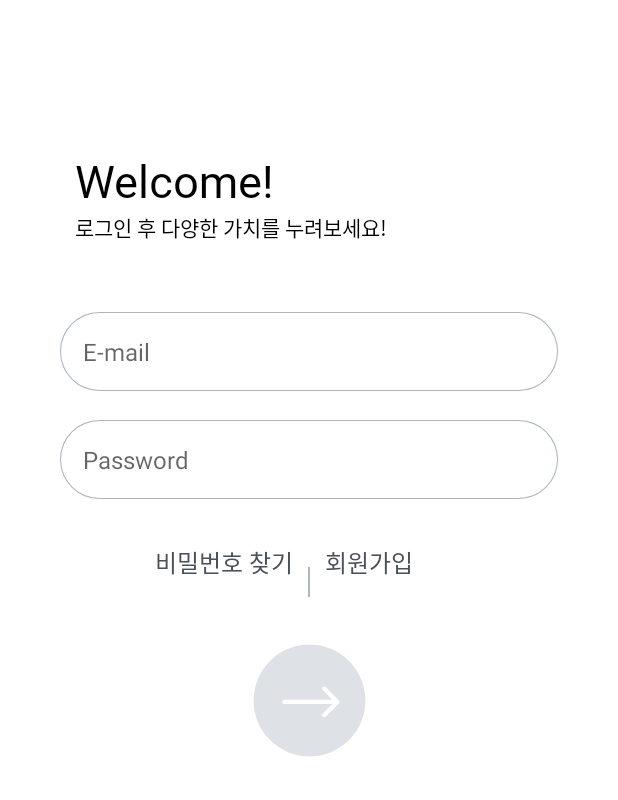
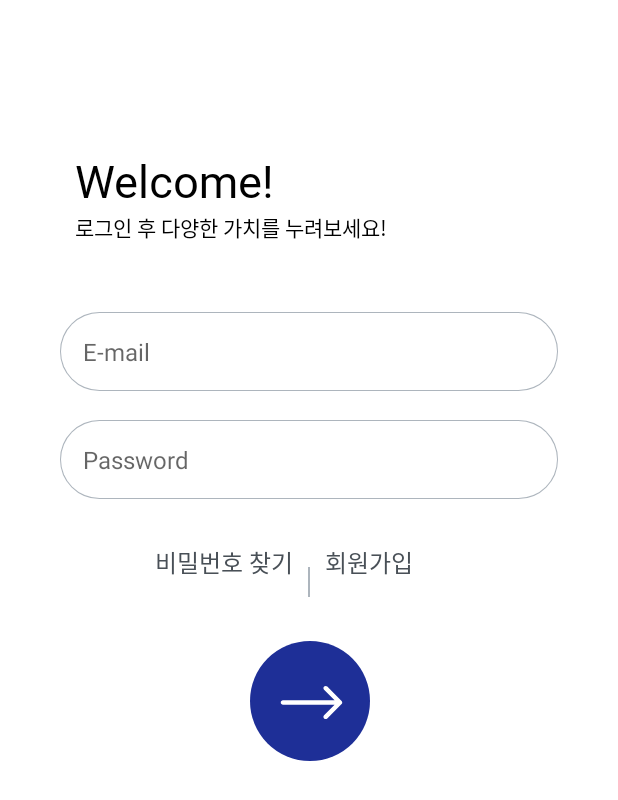
Before and after one commit to paranArena/RTU-Android-App, an Android app: the screen it shows after launch (MainActivity), on a phone screen of 412 x 824 dp. Shown: the top 800 px of the screen. Run offline under Robolectric (Android 15) with nearby library versions, the phone set to English and light mode, and no system bars; our stand-ins replace data binding.

Commit message:
login update

```diff
--- a/app/build.gradle
+++ b/app/build.gradle
@@ -48,4 +48,6 @@ dependencies {
     testImplementation 'junit:junit:4.13.2'
     androidTestImplementation 'androidx.test.ext:junit:1.1.3'
     androidTestImplementation 'androidx.test.espresso:espresso-core:3.4.0'
+    implementation 'com.squareup.retrofit2:retrofit:2.9.0'
+    implementation 'com.squareup.retrofit2:converter-gson:2.9.0'
 }
--- a/app/src/main/AndroidManifest.xml
+++ b/app/src/main/AndroidManifest.xml
@@ -1,6 +1,9 @@
 <?xml version="1.0" encoding="utf-8"?>
 <manifest xmlns:android="http://schemas.android.com/apk/res/android"
     package="com.rtu">
+
+    <uses-permission android:name="android.permission.INTERNET" />
+    <uses-permission android:name="android.permission.ACCESS_NETWORK_STATE" />
 
     <application
         android:allowBackup="true"
@@ -9,6 +12,9 @@
         android:roundIcon="@mipmap/ic_launcher_round"
         android:supportsRtl="true"
         android:theme="@style/Theme.Rtu">
+        <activity
+            android:name=".MainPageActivity"
+            android:exported="false" />
         <activity
             android:name=".RegisterActivity"
             android:exported="false" />
--- a/app/src/main/java/com/rtu/MainActivity.kt
+++ b/app/src/main/java/com/rtu/MainActivity.kt
@@ -3,24 +3,89 @@ package com.rtu
 import android.content.Intent
 import androidx.appcompat.app.AppCompatActivity
 import android.os.Bundle
+import android.util.Log
+import android.view.View
+import android.widget.ImageButton
+import android.widget.TextView
 import androidx.databinding.DataBindingUtil
 import androidx.databinding.ViewDataBinding
 import com.rtu.databinding.ActivityMainBinding
-import com.rtu.viewmodel.MainViewModel
+import com.rtu.model.LoginRequest
+import com.rtu.model.LoginResponse
+import com.rtu.retrofit.RetrofitBuilder
+import retrofit2.Call
+import retrofit2.Callback
+import retrofit2.Response
 
 class MainActivity : AppCompatActivity() {
 
-    //private val binding by lazy { ActivityMainBinding.inflate(layoutInflater) }
-    //private val viewModel: MainViewModel by lazy{MainViewModel()}
+    private var _binding: ActivityMainBinding?=null
+
+    private val binding get() = _binding!!
 
     override fun onCreate(savedInstanceState: Bundle?) {
         super.onCreate(savedInstanceState)
+        setContentView(R.layout.activity_main)
 
-        val binding: ViewDataBinding? = DataBindingUtil.setContentView(
-            this, R.layout.activity_main)
+        _binding= ActivityMainBinding.inflate(layoutInflater)
 
-        //val intent = Intent(this, RegisterActivity::class.java)
-        //startActivity(intent)
+        val view=binding.root
+        setContentView(view)
 
+        //binding.loginButton.isEnabled=false
+
+        binding.register.setOnClickListener {
+            val intent = Intent(this, RegisterActivity::class.java)
+            startActivity(intent)
+        }
+
+        binding.loginButton.setOnClickListener {
+
+            val id=binding.email.text.toString()
+            val pw=binding.password.text.toString()
+
+            val loginData=LoginRequest(email=id, password = pw)
+
+            login(loginData)
+        }
+    }
+
+    private fun success(){
+        binding.wrongMessage.visibility= View.INVISIBLE
+        val intent = Intent(this, MainPageActivity::class.java)
+        startActivity(intent)
+    }
+
+    private fun failed(){
+        binding.wrongMessage.visibility= View.VISIBLE
+    }
+
+    private fun login(loginRequest: LoginRequest){
+        RetrofitBuilder.api.loginPostRequest(loginRequest).enqueue(object :
+            Callback<LoginResponse> {
+            override fun onResponse(
+                call: Call<LoginResponse>,
+                response: Response<LoginResponse>
+            ) {
+                if(response.isSuccessful) {
+                    Log.d("test", response.body().toString())
+
+                    var data = response.body()!!
+
+                    if(data.statusCode==200){
+                        success() //로그인 성공
+                    }
+                }
+                else {
+                    Log.d("fail", response.body().toString())
+                    failed() //로그인 실패
+                }
+            }
+
+            override fun onFailure(call: Call<LoginResponse>, t: Throwable) {
+                Log.d("test", "실패$t")
+            }
+
+        })
     }
 }
--- /dev/null
+++ b/app/src/main/res/drawable/ic_arrow.xml
@@ -0,0 +1,12 @@
+<vector xmlns:android="http://schemas.android.com/apk/res/android"
+    android:width="88dp"
+    android:height="88dp"
+    android:viewportWidth="88"
+    android:viewportHeight="88">
+  <path
+      android:pathData="M44,44m-40,0a40,40 0,1 1,80 0a40,40 0,1 1,-80 0"
+      android:fillColor="#1E2F97"/>
+  <path
+      android:pathData="M26,43.5C25.1716,43.5 24.5,44.1716 24.5,45C24.5,45.8284 25.1716,46.5 26,46.5V43.5ZM65.0607,46.0607C65.6464,45.4749 65.6464,44.5251 65.0607,43.9393L55.5147,34.3934C54.9289,33.8076 53.9792,33.8076 53.3934,34.3934C52.8076,34.9792 52.8076,35.9289 53.3934,36.5147L61.8787,45L53.3934,53.4853C52.8076,54.0711 52.8076,55.0208 53.3934,55.6066C53.9792,56.1924 54.9289,56.1924 55.5147,55.6066L65.0607,46.0607ZM26,46.5L64,46.5V43.5L26,43.5V46.5Z"
+      android:fillColor="#ffffff"/>
+</vector>
--- a/app/src/main/res/layout/activity_main.xml
+++ b/app/src/main/res/layout/activity_main.xml
@@ -2,13 +2,6 @@
 <layout xmlns:android="http://schemas.android.com/apk/res/android"
     xmlns:app="http://schemas.android.com/apk/res-auto"
     xmlns:tools="http://schemas.android.com/tools">
-
-    <data>
-        <variable
-            name="viewModel"
-            type="com.rtu.viewmodel.MainViewModel" />
-    </data>
-
 
     <androidx.constraintlayout.widget.ConstraintLayout
         android:layout_width="match_parent"
@@ -70,6 +63,19 @@
         app:layout_constraintStart_toStartOf="parent"
         app:layout_constraintTop_toBottomOf="@+id/email" />
 
+        <TextView
+            android:id="@+id/wrong_message"
+            android:layout_width="wrap_content"
+            android:layout_height="wrap_content"
+            android:text="이메일 또는 비밀번호를 잘못 입력했습니다."
+            android:textSize="10dp"
+            android:layout_marginLeft="20dp"
+            android:visibility="invisible"
+            android:textColor="@color/red"
+            app:layout_constraintStart_toStartOf="@id/password"
+            app:layout_constraintTop_toBottomOf="@id/password">
+        </TextView>
+
     <TextView
         android:id="@+id/password_lost"
         android:layout_width="wrap_content"
@@ -107,11 +113,12 @@
         app:layout_constraintRight_toRightOf="parent"/>
 
     <ImageButton
+        android:id="@+id/login_button"
         android:layout_width="82dp"
         android:layout_height="82dp"
         android:background="@color/white"
         android:layout_marginTop="28dp"
-        android:src="@drawable/ic_login_button"
+        android:src="@drawable/ic_arrow"
         app:layout_constraintLeft_toLeftOf="parent"
         app:layout_constraintRight_toRightOf="parent"
         app:layout_constraintTop_toBottomOf="@+id/line"></ImageButton>
--- a/app/src/main/res/values/colors.xml
+++ b/app/src/main/res/values/colors.xml
@@ -9,4 +9,6 @@
     <color name="white">#FFFFFFFF</color>
     <color name="gray">#ADB5BD</color>
     <color name="darkGray">#495057</color>
+    <color name="deepBlue">#1E2F97</color>
+    <color name="red">#EB1808</color>
 </resources>
--- a/app/src/main/res/values/themes.xml
+++ b/app/src/main/res/values/themes.xml
@@ -6,8 +6,8 @@
         <item name="colorPrimaryVariant">@color/purple_700</item>
         <item name="colorOnPrimary">@color/white</item>
         <!-- Secondary brand color. -->
-        <item name="colorSecondary">@color/teal_200</item>
-        <item name="colorSecondaryVariant">@color/teal_700</item>
+        <item name="colorSecondary">@color/deepBlue</item>
+        <item name="colorSecondaryVariant">@color/deepBlue</item>
         <item name="colorOnSecondary">@color/black</item>
         <!-- Status bar color. -->
         <item name="android:statusBarColor" tools:targetApi="l">?attr/colorPrimaryVariant</item>
```
Also changed, not shown: app/src/main/java/com/rtu/MainPageActivity.kt (added, +11 -0 lines), app/src/main/java/com/rtu/RegisterActivity.kt (+28 -0 lines), app/src/main/java/com/rtu/model/AuthModel.kt (added, +16 -0 lines), app/src/main/java/com/rtu/repository/MainRepository.kt (deleted, +0 -11 lines), app/src/main/java/com/rtu/retrofit/API.kt (added, +15 -0 lines), app/src/main/java/com/rtu/retrofit/AuthIntercepter.kt (added, +14 -0 lines), app/src/main/java/com/rtu/retrofit/RetrofitBuilder.kt (added, +28 -0 lines), app/src/main/java/com/rtu/viewmodel/MainViewModel.kt (deleted, +0 -19 lines), app/src/main/res/layout/activity_main_page.xml (added, +9 -0 lines), app/src/main/res/layout/activity_register.xml (+29 -3 lines).
